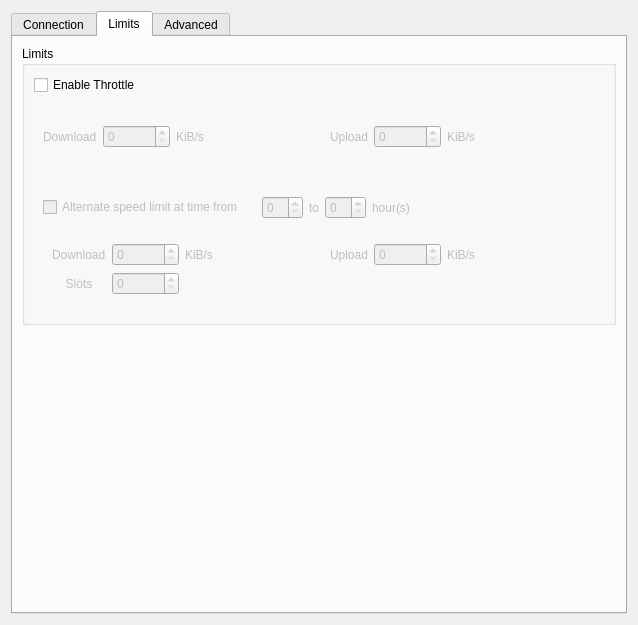
This is eiskaltdcpp-qt/ui/UISettingsConnection.ui in Delitants/eiskaltdcpp as Qt 5 draws it before an edit. The edited form follows.
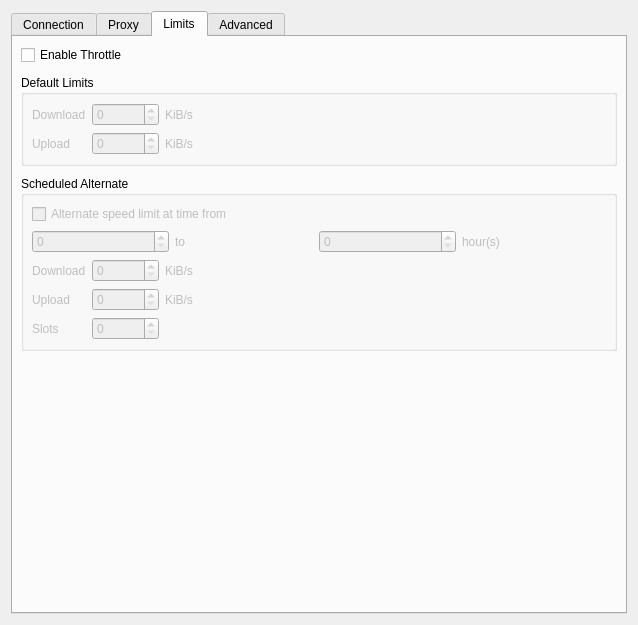
This is the edited form. The open tabs and pages were chosen to show the change. Custom widgets are drawn as their Qt base class.

Patch:
```diff
--- a/eiskaltdcpp-qt/ui/UISettingsConnection.ui
+++ b/eiskaltdcpp-qt/ui/UISettingsConnection.ui
@@ -283,6 +283,83 @@
         </widget>
        </item>
        <item>
+        <widget class="QGroupBox" name="groupBox_4">
+         <property name="title">
+          <string/>
+         </property>
+         <layout class="QGridLayout" name="gridLayout_9">
+          <item row="2" column="0" colspan="4">
+           <widget class="QFrame" name="frame_6">
+            <property name="frameShape">
+             <enum>QFrame::NoFrame</enum>
+            </property>
+            <property name="frameShadow">
+             <enum>QFrame::Raised</enum>
+            </property>
+            <layout class="QHBoxLayout" name="horizontalLayout_5">
+             <item>
+              <widget class="QLabel" name="label_18">
+               <property name="text">
+                <string>DynDNS Address:</string>
+               </property>
+              </widget>
+             </item>
+             <item>
+              <widget class="QLineEdit" name="lineEdit_DYNDNS_SERVER"/>
+             </item>
+            </layout>
+           </widget>
+          </item>
+          <item row="0" column="2">
+           <spacer name="horizontalSpacer_8">
+            <property name="orientation">
+             <enum>Qt::Horizontal</enum>
+            </property>
+            <property name="sizeHint" stdset="0">
+             <size>
+              <width>40</width>
+              <height>20</height>
+             </size>
+            </property>
+           </spacer>
+          </item>
+          <item row="0" column="0" colspan="2">
+           <widget class="QCheckBox" name="checkBox_DYNDNS">
+            <property name="toolTip">
+             <string>When enabled can hang program on exit.</string>
+            </property>
+            <property name="text">
+             <string>Automatically update external IP (restart required)</string>
+            </property>
+           </widget>
+          </item>
+         </layout>
+        </widget>
+       </item>
+       <item>
+        <spacer name="verticalSpacer_2">
+         <property name="orientation">
+          <enum>Qt::Vertical</enum>
+         </property>
+         <property name="sizeHint" stdset="0">
+          <size>
+           <width>20</width>
+           <height>6</height>
+          </size>
+         </property>
+        </spacer>
+       </item>
+      </layout>
+     </widget>
+     <widget class="QWidget" name="tab_PROXY">
+      <attribute name="title"><string>Proxy</string></attribute>
+      <layout class="QVBoxLayout" name="proxyPageLayout">
+       <item>
+        <widget class="QTabWidget" name="connectionProxyProfiles">
+         <widget class="QWidget" name="tab_GLOBAL_PROXY">
+          <attribute name="title"><string>Global</string></attribute>
+          <layout class="QVBoxLayout" name="globalProxyLayout">
+           <item>
         <widget class="QGroupBox" name="groupBox_2">
          <property name="title">
           <string>Outgoing connections</string>
@@ -319,8 +396,8 @@
               <widget class="QRadioButton" name="radioButton_DC">
                <property name="toolTip">
                 <string>Select this mode if you can make unrestricted outbound connections.
-This includes connecting to any IP address on any port.
-Choose this option if unsure.</string>
+    This includes connecting to any IP address on any port.
+    Choose this option if unsure.</string>
                </property>
                <property name="text">
                 <string>Direct connection</string>
@@ -334,9 +411,9 @@
               <widget class="QRadioButton" name="radioButton_SOCKS">
                <property name="toolTip">
                 <string>Select this mode if you want to make outbound connections through
-a SOCKS proxy. The caveats for Passive mode also apply here.
-SOCKS5 proxies are not the same as HTTP proxies.
-DC++'s SOCKS5 support does not include GSSAPI.</string>
+    a SOCKS proxy. The caveats for Passive mode also apply here.
+    SOCKS5 proxies are not the same as HTTP proxies.
+    DC++'s SOCKS5 support does not include GSSAPI.</string>
                </property>
                <property name="text">
                 <string>SOCKS5</string>
@@ -347,7 +424,7 @@
               <widget class="QRadioButton" name="radioButton_SHADOWSOCKS">
                <property name="toolTip">
                 <string>Select this mode if you want outbound TCP connections to use
-a Shadowsocks AEAD server.</string>
+    a Shadowsocks AEAD server.</string>
                </property>
                <property name="text">
                 <string>Shadowsocks</string>
@@ -457,7 +534,7 @@
               <widget class="QCheckBox" name="checkBox_SOCKS_STEALTH">
                <property name="toolTip">
                 <string>Do not advertise SOCKS5 proxy mode in NMDC $MyINFO.
-When enabled, hubs see normal active/passive mode instead of M:5.</string>
+    When enabled, hubs see normal active/passive mode instead of M:5.</string>
                </property>
                <property name="text">
                 <string>Stealth: hide proxy mode from hubs</string>
@@ -470,95 +547,36 @@
          </layout>
         </widget>
        </item>
-       <item>
-        <widget class="QGroupBox" name="groupBox_4">
-         <property name="title">
-          <string/>
-         </property>
-         <layout class="QGridLayout" name="gridLayout_9">
-          <item row="2" column="0" colspan="4">
-           <widget class="QFrame" name="frame_6">
-            <property name="frameShape">
-             <enum>QFrame::NoFrame</enum>
-            </property>
-            <property name="frameShadow">
-             <enum>QFrame::Raised</enum>
-            </property>
-            <layout class="QHBoxLayout" name="horizontalLayout_5">
-             <item>
-              <widget class="QLabel" name="label_18">
-               <property name="text">
-                <string>DynDNS Address:</string>
-               </property>
-              </widget>
-             </item>
-             <item>
-              <widget class="QLineEdit" name="lineEdit_DYNDNS_SERVER"/>
-             </item>
-            </layout>
-           </widget>
-          </item>
-          <item row="0" column="2">
-           <spacer name="horizontalSpacer_8">
-            <property name="orientation">
-             <enum>Qt::Horizontal</enum>
-            </property>
-            <property name="sizeHint" stdset="0">
-             <size>
-              <width>40</width>
-              <height>20</height>
-             </size>
-            </property>
-           </spacer>
-          </item>
-          <item row="0" column="0" colspan="2">
-           <widget class="QCheckBox" name="checkBox_DYNDNS">
-            <property name="toolTip">
-             <string>When enabled can hang program on exit.</string>
-            </property>
-            <property name="text">
-             <string>Automatically update external IP (restart required)</string>
-            </property>
-           </widget>
-          </item>
-         </layout>
+          </layout>
+         </widget>
+         <widget class="QWidget" name="tab_HUBLIST_PROXY">
+          <attribute name="title"><string>Hub lists</string></attribute>
+          <layout class="QVBoxLayout" name="hubListProxyPageLayout"/>
+         </widget>
         </widget>
        </item>
-       <item>
-        <spacer name="verticalSpacer_2">
-         <property name="orientation">
-          <enum>Qt::Vertical</enum>
-         </property>
-         <property name="sizeHint" stdset="0">
-          <size>
-           <width>20</width>
-           <height>6</height>
-          </size>
-         </property>
-        </spacer>
-       </item>
       </layout>
      </widget>
      <widget class="QWidget" name="tab_2">
       <attribute name="title">
        <string>Limits</string>
       </attribute>
-      <layout class="QVBoxLayout" name="verticalLayout_2">
-       <item>
-        <widget class="QGroupBox" name="groupBox_3">
-         <property name="sizePolicy">
-          <sizepolicy hsizetype="Expanding" vsizetype="Minimum">
-           <horstretch>0</horstretch>
-           <verstretch>0</verstretch>
-          </sizepolicy>
-         </property>
-         <property name="toolTip">
-          <string/>
-         </property>
-         <property name="title">
-          <string>Limits</string>
-         </property>
-         <layout class="QVBoxLayout" name="verticalLayout_3">
+      <layout class="QVBoxLayout" name="verticalLayout_2" stretch="0,0,1">
+       <property name="leftMargin">
+        <number>8</number>
+       </property>
+       <property name="topMargin">
+        <number>8</number>
+       </property>
+       <property name="rightMargin">
+        <number>8</number>
+       </property>
+       <property name="bottomMargin">
+        <number>8</number>
+       </property>
+       <property name="spacing">
+        <number>10</number>
+       </property>
           <item>
            <widget class="QCheckBox" name="checkBox_THROTTLE_ENABLE">
             <property name="text">
@@ -568,18 +586,18 @@
           </item>
           <item>
            <widget class="QFrame" name="frame_3">
-            <property name="sizePolicy">
-             <sizepolicy hsizetype="Expanding" vsizetype="Expanding">
-              <horstretch>0</horstretch>
-              <verstretch>0</verstretch>
-             </sizepolicy>
-            </property>
             <property name="frameShape">
              <enum>QFrame::NoFrame</enum>
             </property>
             <property name="frameShadow">
              <enum>QFrame::Raised</enum>
             </property>
+         <property name="sizePolicy">
+          <sizepolicy hsizetype="Preferred" vsizetype="Maximum">
+           <horstretch>0</horstretch>
+           <verstretch>0</verstretch>
+          </sizepolicy>
+         </property>
             <layout class="QVBoxLayout" name="verticalLayout_4">
              <property name="leftMargin">
               <number>0</number>
@@ -593,97 +611,171 @@
              <property name="bottomMargin">
               <number>0</number>
              </property>
+          <property name="spacing">
+           <number>10</number>
+          </property>
+          <item>
+           <widget class="QGroupBox" name="groupBox_3">
+            <property name="toolTip">
+             <string />
+            </property>
+            <property name="sizePolicy">
+             <sizepolicy hsizetype="Preferred" vsizetype="Maximum">
+              <horstretch>0</horstretch>
+              <verstretch>0</verstretch>
+             </sizepolicy>
+            </property>
+            <property name="title">
+             <string>Default Limits</string>
+            </property>
+            <layout class="QVBoxLayout" name="verticalLayout_3">
+             <property name="spacing">
+              <number>6</number>
+             </property>
+             <property name="leftMargin">
+              <number>8</number>
+             </property>
+             <property name="topMargin">
+              <number>8</number>
+             </property>
+             <property name="rightMargin">
+              <number>8</number>
+             </property>
+             <property name="bottomMargin">
+              <number>8</number>
+             </property>
              <item>
               <widget class="QFrame" name="frameBasicLimits">
                <property name="enabled">
                 <bool>false</bool>
                </property>
-               <layout class="QHBoxLayout" name="horizontalLayout">
-                <item>
+               <layout class="QGridLayout" name="horizontalLayout" columnstretch="0,0,0,1">
+                <property name="leftMargin">
+                 <number>0</number>
+                </property>
+                <property name="topMargin">
+                 <number>0</number>
+                </property>
+                <property name="rightMargin">
+                 <number>0</number>
+                </property>
+                <property name="bottomMargin">
+                 <number>0</number>
+                </property>
+                <property name="spacing">
+                 <number>6</number>
+                </property>
+                <item row="0" column="0">
                  <widget class="QLabel" name="label_11">
                   <property name="text">
                    <string>Download</string>
                   </property>
                  </widget>
                 </item>
-                <item>
+                <item row="0" column="1">
                  <widget class="QSpinBox" name="spinBox_DOWN_LIMIT_NORMAL">
                   <property name="maximum">
                    <number>125000</number>
                   </property>
                  </widget>
                 </item>
-                <item>
+                <item row="0" column="2">
                  <widget class="QLabel" name="label_14">
                   <property name="text">
                    <string>KiB/s</string>
                   </property>
                  </widget>
                 </item>
-                <item>
-                 <spacer name="horizontalSpacer_2">
-                  <property name="orientation">
-                   <enum>Qt::Horizontal</enum>
-                  </property>
-                  <property name="sizeHint" stdset="0">
-                   <size>
-                    <width>40</width>
-                    <height>20</height>
-                   </size>
-                  </property>
-                 </spacer>
-                </item>
-                <item>
+                <item row="1" column="0">
                  <widget class="QLabel" name="label_12">
                   <property name="text">
                    <string>Upload</string>
                   </property>
                  </widget>
                 </item>
-                <item>
+                <item row="1" column="1">
                  <widget class="QSpinBox" name="spinBox_UP_LIMIT_NORMAL">
                   <property name="maximum">
                    <number>125000</number>
                   </property>
                  </widget>
                 </item>
-                <item>
+                <item row="1" column="2">
                  <widget class="QLabel" name="label_15">
                   <property name="text">
                    <string>KiB/s</string>
                   </property>
                  </widget>
                 </item>
-                <item>
-                 <spacer name="horizontalSpacer_6">
+                <item row="0" column="3">
+                 <spacer name="horizontalLayoutTrailingSpace">
                   <property name="orientation">
                    <enum>Qt::Horizontal</enum>
                   </property>
-                  <property name="sizeHint" stdset="0">
-                   <size>
-                    <width>40</width>
-                    <height>20</height>
-                   </size>
-                  </property>
                  </spacer>
                 </item>
                </layout>
               </widget>
              </item>
+            </layout>
+           </widget>
+          </item>
+          <item>
+           <widget class="QGroupBox" name="groupBoxScheduledLimits">
+            <property name="title">
+             <string>Scheduled Alternate</string>
+            </property>
+            <property name="sizePolicy">
+             <sizepolicy hsizetype="Preferred" vsizetype="Maximum">
+              <horstretch>0</horstretch>
+              <verstretch>0</verstretch>
+             </sizepolicy>
+            </property>
+            <layout class="QVBoxLayout" name="scheduledLimitsLayout">
+             <property name="spacing">
+              <number>6</number>
+             </property>
+             <property name="leftMargin">
+              <number>8</number>
+             </property>
+             <property name="topMargin">
+              <number>8</number>
+             </property>
+             <property name="rightMargin">
+              <number>8</number>
+             </property>
+             <property name="bottomMargin">
+              <number>8</number>
+             </property>
              <item>
               <widget class="QWidget" name="frameOptionalLimits" native="true">
                <property name="enabled">
                 <bool>false</bool>
                </property>
-               <layout class="QGridLayout" name="gridLayout_3">
-                <item row="0" column="0">
+               <layout class="QVBoxLayout" name="gridLayout_3">
+                <property name="leftMargin">
+                 <number>0</number>
+                </property>
+                <property name="topMargin">
+                 <number>0</number>
+                </property>
+                <property name="rightMargin">
+                 <number>0</number>
+                </property>
+                <property name="bottomMargin">
+                 <number>0</number>
+                </property>
+                <property name="spacing">
+                 <number>6</number>
+                </property>
+                <item>
                  <widget class="QCheckBox" name="checkBox_TIME_DEPENDENT_THROTTLE">
                   <property name="text">
                    <string>Alternate speed limit at time from </string>
                   </property>
                  </widget>
                 </item>
-                <item row="0" column="1">
+                <item>
                  <widget class="QFrame" name="frameOptionalLimitsPeriod">
                   <property name="enabled">
                    <bool>false</bool>
@@ -695,6 +787,21 @@
                    <enum>QFrame::Raised</enum>
                   </property>
                   <layout class="QHBoxLayout" name="horizontalLayout_4">
+                   <property name="leftMargin">
+                    <number>0</number>
+                   </property>
+                   <property name="topMargin">
+                    <number>0</number>
+                   </property>
+                   <property name="rightMargin">
+                    <number>0</number>
+                   </property>
+                   <property name="bottomMargin">
+                    <number>0</number>
+                   </property>
+                   <property name="spacing">
+                    <number>6</number>
+                   </property>
                    <item>
                     <widget class="QSpinBox" name="spinBox_BANDWIDTH_LIMIT_START">
                      <property name="maximum">
@@ -728,18 +835,12 @@
                      <property name="orientation">
                       <enum>Qt::Horizontal</enum>
                      </property>
-                     <property name="sizeHint" stdset="0">
-                      <size>
-                       <width>40</width>
-                       <height>20</height>
-                      </size>
-                     </property>
                     </spacer>
                    </item>
                   </layout>
                  </widget>
                 </item>
-                <item row="1" column="0" colspan="2">
+                <item>
                  <widget class="QFrame" name="frameOptionalLimitsValues">
                   <property name="enabled">
                    <bool>false</bool>
@@ -750,7 +851,22 @@
                   <property name="frameShadow">
                    <enum>QFrame::Raised</enum>
                   </property>
-                  <layout class="QGridLayout" name="gridLayout_10">
+                  <layout class="QGridLayout" name="gridLayout_10" columnstretch="0,0,0,1">
+                   <property name="leftMargin">
+                    <number>0</number>
+                   </property>
+                   <property name="topMargin">
+                    <number>0</number>
+                   </property>
+                   <property name="rightMargin">
+                    <number>0</number>
+                   </property>
+                   <property name="bottomMargin">
+                    <number>0</number>
+                   </property>
+                   <property name="spacing">
+                    <number>6</number>
+                   </property>
                    <item row="0" column="0">
                     <widget class="QLabel" name="label_9">
                      <property name="text">
@@ -765,72 +881,53 @@
                      </property>
                     </widget>
                    </item>
-                   <item row="0" column="3">
-                    <spacer name="horizontalSpacer">
-                     <property name="orientation">
-                      <enum>Qt::Horizontal</enum>
+                   <item row="0" column="2">
+                    <widget class="QLabel" name="label_16">
+                     <property name="text">
+                      <string>KiB/s</string>
                      </property>
-                     <property name="sizeHint" stdset="0">
-                      <size>
-                       <width>124</width>
-                       <height>22</height>
-                      </size>
-                     </property>
-                    </spacer>
+                    </widget>
                    </item>
-                   <item row="0" column="4">
+                   <item row="1" column="0">
                     <widget class="QLabel" name="label_10">
                      <property name="text">
                       <string>Upload</string>
                      </property>
                     </widget>
                    </item>
-                   <item row="0" column="5">
+                   <item row="1" column="1">
                     <widget class="QSpinBox" name="spinBox_UP_LIMIT_TIME">
                      <property name="maximum">
                       <number>125000</number>
                      </property>
                     </widget>
                    </item>
-                   <item row="0" column="6">
+                   <item row="1" column="2">
                     <widget class="QLabel" name="label_17">
                      <property name="text">
                       <string>KiB/s</string>
                      </property>
                     </widget>
                    </item>
-                   <item row="0" column="7">
-                    <spacer name="horizontalSpacer_5">
-                     <property name="orientation">
-                      <enum>Qt::Horizontal</enum>
-                     </property>
-                     <property name="sizeHint" stdset="0">
-                      <size>
-                       <width>124</width>
-                       <height>22</height>
-                      </size>
-                     </property>
-                    </spacer>
-                   </item>
-                   <item row="1" column="1">
-                    <widget class="QSpinBox" name="spinBox_ALTERNATE_SLOTS"/>
-                   </item>
-                   <item row="1" column="0">
+                   <item row="2" column="0">
                     <widget class="QLabel" name="label_21">
                      <property name="text">
                       <string>Slots</string>
                      </property>
                      <property name="alignment">
-                      <set>Qt::AlignCenter</set>
+                      <set>Qt::AlignLeading|Qt::AlignVCenter</set>
                      </property>
                     </widget>
                    </item>
-                   <item row="0" column="2">
-                    <widget class="QLabel" name="label_16">
-                     <property name="text">
-                      <string>KiB/s</string>
+                   <item row="2" column="1">
+                    <widget class="QSpinBox" name="spinBox_ALTERNATE_SLOTS" />
+                   </item>
+                   <item row="0" column="3">
+                    <spacer name="gridLayout_10TrailingSpace">
+                     <property name="orientation">
+                      <enum>Qt::Horizontal</enum>
                      </property>
-                    </widget>
+                    </spacer>
                    </item>
                   </layout>
                  </widget>
@@ -849,12 +946,6 @@
          <property name="orientation">
           <enum>Qt::Vertical</enum>
          </property>
-         <property name="sizeHint" stdset="0">
-          <size>
-           <width>20</width>
-           <height>40</height>
-          </size>
-         </property>
         </spacer>
        </item>
       </layout>
```
Lines whose indentation alone changed are shown as unchanged.
